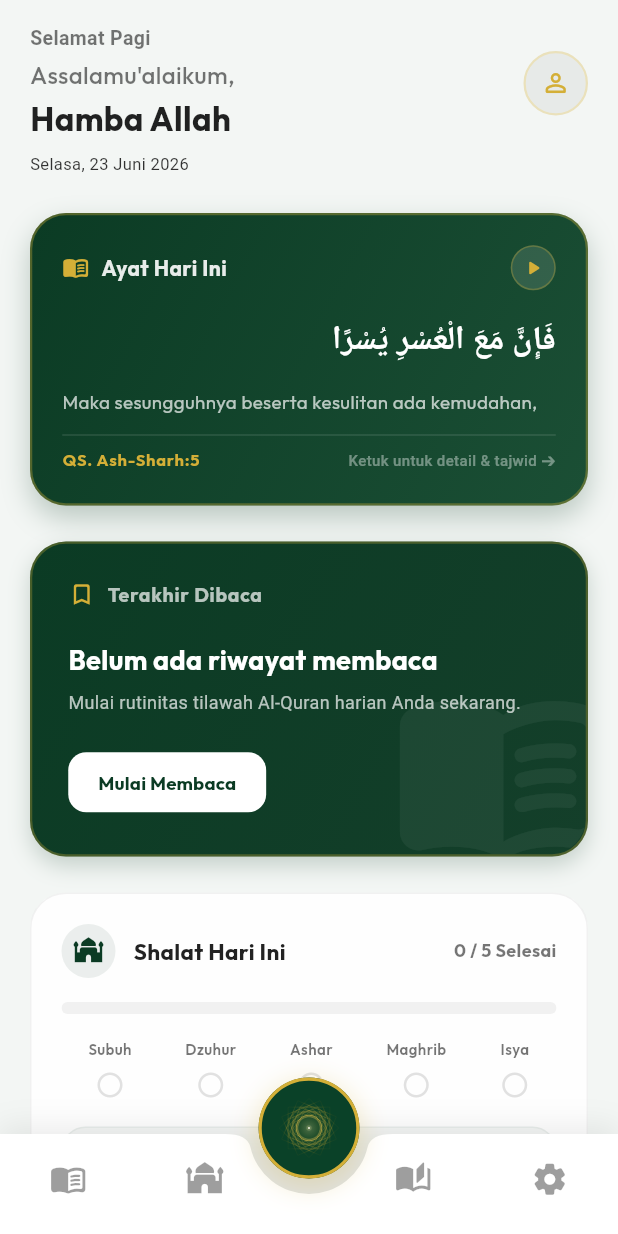
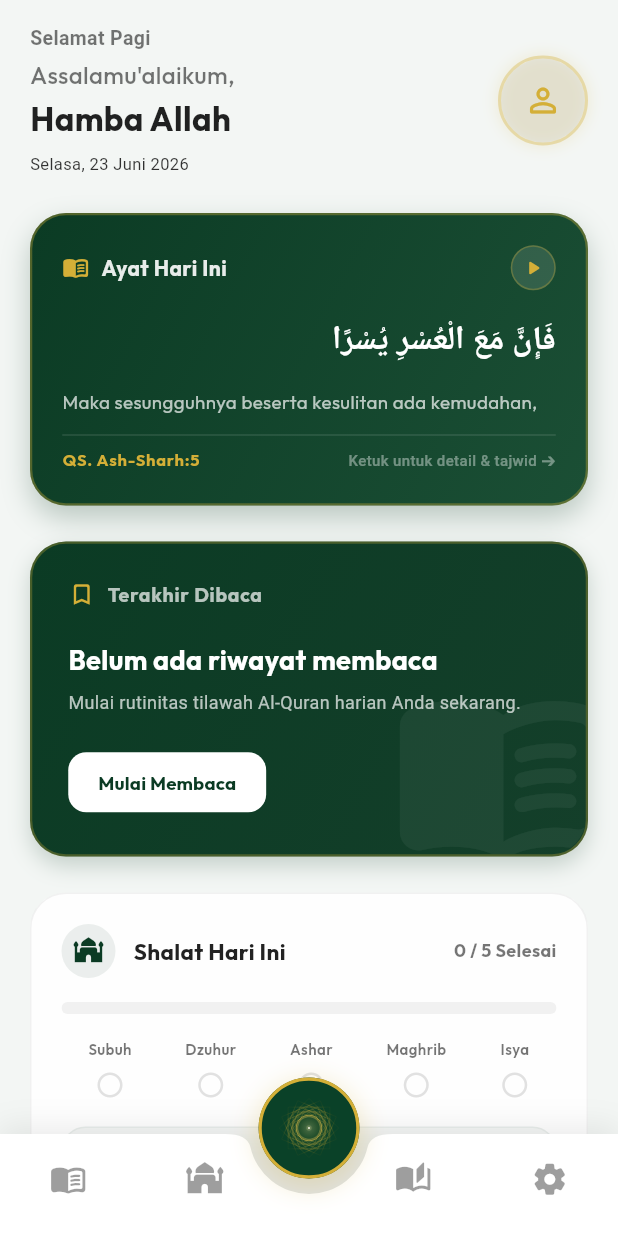
Before and after one commit to anharahya-gif/pedoman_hidup_app, a Flutter app: the screen it shows after launch, on a phone screen of 412 x 824 dp. Run offline on Flutter 3.47's test engine with Material 3 defaults, Android fonts, the light colour scheme and no system bars; our stand-ins replace cloud_firestore, firebase_auth, firebase_core, flutter_riverpod, flutter_svg, google_fonts and 6 more; missing offline and left inert: audio_session; accounts and stored records are empty; network calls fail; Roboto replaces fonts that are missing (Amiri); statements that could not run were skipped.

Commit message:
style: adjust greeting layout on dashboard to be symmetrical with the avatar

```diff
--- a/lib/features/dashboard/presentation/pages/dashboard_page.dart
+++ b/lib/features/dashboard/presentation/pages/dashboard_page.dart
@@ -169,8 +169,10 @@ class DashboardPage extends ConsumerWidget {
                   // 1. Salam Greeting Header
                   Row(
                     mainAxisAlignment: MainAxisAlignment.spaceBetween,
+                    crossAxisAlignment: CrossAxisAlignment.center,
                     children: [
-                      Column(
+                      Expanded(
+                        child: Column(
                           crossAxisAlignment: CrossAxisAlignment.start,
                           children: [
                             Text(
@@ -198,8 +200,18 @@ class DashboardPage extends ConsumerWidget {
                                 color: textPrimary,
                               ),
                             ),
+                            const SizedBox(height: 6),
+                            Text(
+                              DateFormatter.formatIndonesianDate(DateTime.now()),
+                              style: TextStyle(
+                                fontSize: 11,
+                                color: textSecondary.withValues(alpha: 0.8),
+                              ),
+                            ),
                           ],
                         ),
+                      ),
+                      const SizedBox(width: 16),
                       GestureDetector(
                         onTap: () {
                           // Switch to Settings tab
@@ -209,33 +221,32 @@ class DashboardPage extends ConsumerWidget {
                           decoration: BoxDecoration(
                             shape: BoxShape.circle,
                             border: Border.all(
-                              color: accentGold.withValues(alpha: 0.3),
-                              width: 1.5,
+                              color: accentGold.withValues(alpha: 0.35),
+                              width: 2,
                             ),
+                            boxShadow: [
+                              BoxShadow(
+                                color: accentGold.withValues(alpha: 0.15),
+                                blurRadius: 8,
+                                spreadRadius: 1,
+                              ),
+                            ],
                           ),
                           child: CircleAvatar(
-                            radius: 20,
+                            radius: 28,
                             backgroundColor: isDark ? Colors.white12 : Colors.black.withValues(alpha: 0.05),
                             backgroundImage: photoUrl != null ? NetworkImage(photoUrl) : null,
                             child: photoUrl == null
                                 ? const Icon(
                                     Icons.person_outline_rounded,
                                     color: accentGold,
-                                    size: 20,
+                                    size: 26,
                                   )
                                 : null,
                           ),
                         ),
                       )
                     ],
-                  ),
-                  const SizedBox(height: 6),
-                  Text(
-                    DateFormatter.formatIndonesianDate(DateTime.now()),
-                    style: TextStyle(
-                      fontSize: 11,
-                      color: textSecondary.withValues(alpha: 0.8),
-                    ),
                   ),
                   const SizedBox(height: 24),
 
```
Lines whose indentation alone changed are shown as unchanged.
